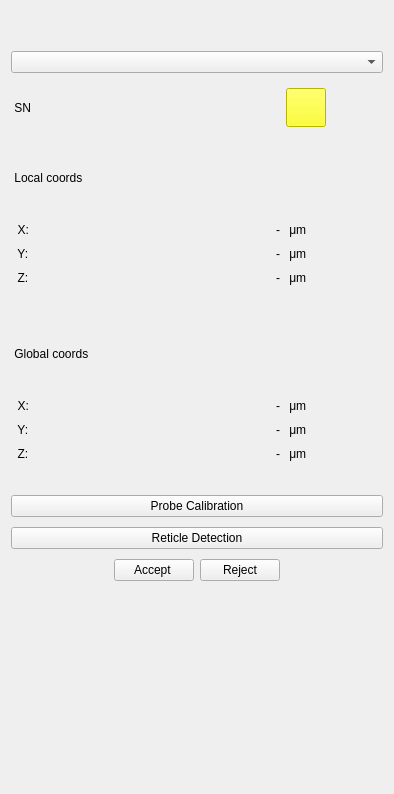
Above: ui/stage_info.ui from AllenNeuralDynamics/parallax before the change. Below: the same form after it.
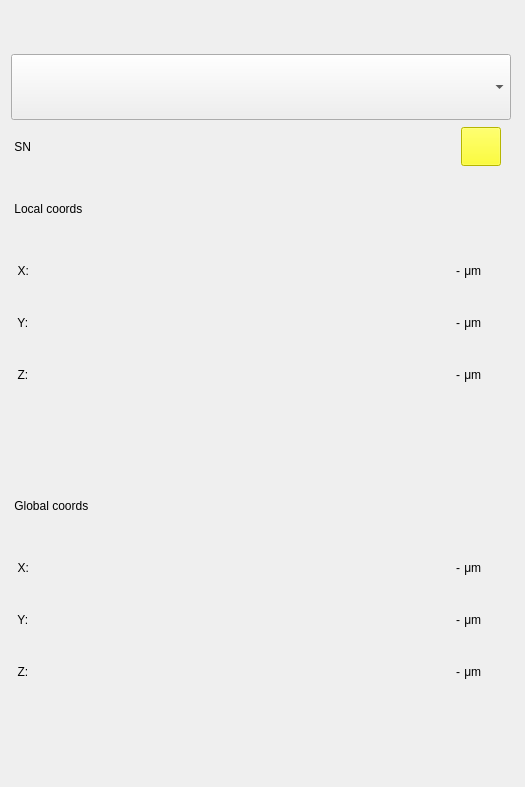
That is the form after the change. Icons and pictures are not drawn.

Commit message: Add probe_calib reticle_calib ui

```diff
--- a/ui/stage_info.ui
+++ b/ui/stage_info.ui
@@ -6,8 +6,8 @@
    <rect>
     <x>0</x>
     <y>0</y>
-    <width>394</width>
-    <height>794</height>
+    <width>525</width>
+    <height>787</height>
    </rect>
   </property>
   <property name="windowTitle">
@@ -15,52 +15,124 @@
   </property>
   <layout class="QGridLayout" name="gridLayout">
    <item row="0" column="0">
-    <layout class="QGridLayout" name="stage_status_ui">
+    <layout class="QVBoxLayout" name="stage_status_ui">
+     <property name="spacing">
+      <number>1</number>
+     </property>
+     <property name="sizeConstraint">
+      <enum>QLayout::SetDefaultConstraint</enum>
+     </property>
+     <property name="leftMargin">
+      <number>0</number>
+     </property>
+     <property name="topMargin">
+      <number>1</number>
+     </property>
+     <property name="rightMargin">
+      <number>1</number>
+     </property>
+     <property name="bottomMargin">
+      <number>1</number>
+     </property>
+     <item>
+      <layout class="QGridLayout" name="stage_status_ui_grid">
+       <property name="rightMargin">
+        <number>2</number>
+       </property>
+       <property name="horizontalSpacing">
+        <number>1</number>
+       </property>
      <property name="verticalSpacing">
-      <number>10</number>
-     </property>
-     <item row="16" column="0" colspan="4">
-      <spacer name="verticalSpacer">
-       <property name="orientation">
-        <enum>Qt::Vertical</enum>
-       </property>
-       <property name="sizeHint" stdset="0">
+        <number>2</number>
+       </property>
+       <item row="2" column="2">
+        <widget class="QPushButton" name="pushButton">
+         <property name="maximumSize">
+          <size>
+           <width>40</width>
+           <height>39</height>
+          </size>
+         </property>
+         <property name="styleSheet">
+          <string notr="true">background-color : yellow</string>
+         </property>
+         <property name="text">
+          <string/>
+         </property>
+        </widget>
+       </item>
+       <item row="2" column="0" colspan="2">
+        <widget class="QLabel" name="stage_sn">
+         <property name="minimumSize">
         <size>
-         <width>20</width>
+           <width>0</width>
          <height>50</height>
         </size>
        </property>
-      </spacer>
-     </item>
-     <item row="6" column="2" alignment="Qt::AlignRight">
-      <widget class="QLabel" name="local_coords_z">
+         <property name="maximumSize">
+          <size>
+           <width>16777215</width>
+           <height>70</height>
+          </size>
+         </property>
+         <property name="text">
+          <string> SN</string>
+         </property>
+        </widget>
+       </item>
+       <item row="0" column="0" colspan="3">
+        <widget class="QLabel" name="label">
+         <property name="minimumSize">
+          <size>
+           <width>0</width>
+           <height>30</height>
+          </size>
+         </property>
+         <property name="maximumSize">
+          <size>
+           <width>16777215</width>
+           <height>30</height>
+          </size>
+         </property>
        <property name="text">
-        <string>-</string>
+          <string/>
        </property>
       </widget>
      </item>
-     <item row="6" column="0">
-      <widget class="QLabel" name="label_11">
+       <item row="7" column="0" colspan="3">
+        <widget class="QLabel" name="label_3">
+         <property name="maximumSize">
+          <size>
+           <width>150</width>
+           <height>70</height>
+          </size>
+         </property>
        <property name="text">
-        <string>  Z:</string>
+          <string/>
        </property>
       </widget>
      </item>
-     <item row="11" column="2" alignment="Qt::AlignRight">
-      <widget class="QLabel" name="global_coords_z">
+       <item row="4" column="1" alignment="Qt::AlignRight">
+        <widget class="QLabel" name="local_coords_x">
+         <property name="maximumSize">
+          <size>
+           <width>16777215</width>
+           <height>16777215</height>
+          </size>
+         </property>
        <property name="text">
         <string>-</string>
        </property>
       </widget>
      </item>
-     <item row="9" column="2" alignment="Qt::AlignRight">
-      <widget class="QLabel" name="global_coords_x">
+       <item row="11" column="2">
+        <widget class="QLabel" name="label_18">
        <property name="text">
-        <string>-</string>
+          <string> μm</string>
        </property>
       </widget>
      </item>
-     <item row="3" column="0" colspan="4">
+       <item row="3" column="0" colspan="3">
       <widget class="QLabel" name="local_coords">
        <property name="minimumSize">
         <size>
@@ -68,53 +140,84 @@
          <height>70</height>
         </size>
        </property>
+         <property name="maximumSize">
+          <size>
+           <width>16777215</width>
+           <height>70</height>
+          </size>
+         </property>
        <property name="text">
         <string> Local coords</string>
        </property>
       </widget>
      </item>
-     <item row="8" column="0" colspan="4">
-      <widget class="QLabel" name="global_coords">
-       <property name="minimumSize">
+       <item row="4" column="0">
+        <widget class="QLabel" name="label_2">
+         <property name="maximumSize">
         <size>
-         <width>0</width>
-         <height>70</height>
+           <width>16777215</width>
+           <height>50</height>
         </size>
        </property>
        <property name="text">
-        <string> Global coords</string>
+          <string>  X:</string>
        </property>
       </widget>
      </item>
-     <item row="5" column="2" alignment="Qt::AlignRight">
-      <widget class="QLabel" name="local_coords_y">
-       <property name="text">
-        <string>-</string>
-       </property>
-      </widget>
-     </item>
-     <item row="11" column="3">
-      <widget class="QLabel" name="label_18">
+       <item row="9" column="2">
+        <widget class="QLabel" name="label_16">
        <property name="text">
         <string> μm</string>
        </property>
       </widget>
      </item>
-     <item row="10" column="3">
+       <item row="6" column="0">
+        <widget class="QLabel" name="label_11">
+         <property name="maximumSize">
+          <size>
+           <width>16777215</width>
+           <height>50</height>
+          </size>
+         </property>
+         <property name="text">
+          <string>  Z:</string>
+         </property>
+        </widget>
+       </item>
+       <item row="11" column="0">
+        <widget class="QLabel" name="label_7">
+         <property name="maximumSize">
+          <size>
+           <width>16777215</width>
+           <height>50</height>
+          </size>
+         </property>
+         <property name="text">
+          <string>  Z:</string>
+         </property>
+        </widget>
+       </item>
+       <item row="9" column="0">
+        <widget class="QLabel" name="label_5">
+         <property name="maximumSize">
+          <size>
+           <width>16777215</width>
+           <height>50</height>
+          </size>
+         </property>
+         <property name="text">
+          <string>  X:</string>
+         </property>
+        </widget>
+       </item>
+       <item row="10" column="2">
       <widget class="QLabel" name="label_17">
        <property name="text">
         <string> μm</string>
        </property>
       </widget>
      </item>
-     <item row="5" column="3">
-      <widget class="QLabel" name="label_14">
-       <property name="text">
-        <string> μm</string>
-       </property>
-      </widget>
-     </item>
-     <item row="4" column="3">
+       <item row="4" column="2">
       <widget class="QLabel" name="label_13">
        <property name="minimumSize">
         <size>
@@ -133,246 +236,130 @@
        </property>
       </widget>
      </item>
-     <item row="6" column="3">
-      <widget class="QLabel" name="label_15">
-       <property name="maximumSize">
-        <size>
-         <width>40</width>
-         <height>16777215</height>
-        </size>
-       </property>
+       <item row="6" column="1" alignment="Qt::AlignRight">
+        <widget class="QLabel" name="local_coords_z">
        <property name="text">
-        <string> μm</string>
+          <string>-</string>
        </property>
       </widget>
      </item>
-     <item row="7" column="0" colspan="4">
-      <widget class="QLabel" name="label_3">
-       <property name="maximumSize">
-        <size>
-         <width>150</width>
-         <height>16777215</height>
-        </size>
-       </property>
-       <property name="text">
-        <string/>
-       </property>
-      </widget>
-     </item>
-     <item row="9" column="0">
-      <widget class="QLabel" name="label_5">
-       <property name="text">
-        <string>  X:</string>
-       </property>
-      </widget>
-     </item>
-     <item row="14" column="0" colspan="4">
-      <widget class="QPushButton" name="reticle_calibration_btn">
-       <property name="enabled">
-        <bool>true</bool>
-       </property>
-       <property name="styleSheet">
-        <string notr="true">/* Disabled &amp; Checked */
-QPushButton#reticle_calibratoin_btn:checked {
-	color: gray;
-	background-color: #ffaaaa;
-}
-
-</string>
-       </property>
-       <property name="text">
-        <string>Reticle Detection</string>
-       </property>
-       <property name="checkable">
-        <bool>true</bool>
-       </property>
-      </widget>
-     </item>
-     <item row="11" column="0">
-      <widget class="QLabel" name="label_7">
-       <property name="text">
-        <string>  Z:</string>
-       </property>
-      </widget>
-     </item>
-     <item row="12" column="0" colspan="4">
-      <widget class="QLabel" name="label_4">
-       <property name="text">
-        <string/>
-       </property>
-      </widget>
-     </item>
-     <item row="13" column="0" colspan="4">
-      <widget class="QPushButton" name="probe_calibration_btn">
-       <property name="styleSheet">
-        <string notr="true">QPushButton#probe_calibratoin_btn:checked {
-	color: gray;
-	background-color: #ffaaaa;
-}
-</string>
-       </property>
-       <property name="text">
-        <string>Probe Calibration</string>
-       </property>
-       <property name="checkable">
-        <bool>true</bool>
-       </property>
-      </widget>
-     </item>
-     <item row="1" column="0" colspan="4">
-      <widget class="QComboBox" name="stage_selector"/>
-     </item>
-     <item row="10" column="2" alignment="Qt::AlignRight">
+       <item row="10" column="1" alignment="Qt::AlignRight">
       <widget class="QLabel" name="global_coords_y">
        <property name="text">
         <string>-</string>
        </property>
       </widget>
      </item>
-     <item row="0" column="0" colspan="4">
-      <widget class="QLabel" name="label">
+       <item row="5" column="1" alignment="Qt::AlignRight">
+        <widget class="QLabel" name="local_coords_y">
+         <property name="text">
+          <string>-</string>
+         </property>
+        </widget>
+       </item>
+       <item row="9" column="1" alignment="Qt::AlignRight">
+        <widget class="QLabel" name="global_coords_x">
+         <property name="text">
+          <string>-</string>
+         </property>
+        </widget>
+       </item>
+       <item row="8" column="0" colspan="3">
+        <widget class="QLabel" name="global_coords">
        <property name="minimumSize">
         <size>
          <width>0</width>
-         <height>30</height>
+           <height>70</height>
+          </size>
+         </property>
+         <property name="maximumSize">
+          <size>
+           <width>16777215</width>
+           <height>70</height>
         </size>
        </property>
        <property name="text">
-        <string/>
+          <string> Global coords</string>
        </property>
       </widget>
      </item>
      <item row="5" column="0">
       <widget class="QLabel" name="label_10">
+         <property name="maximumSize">
+          <size>
+           <width>16777215</width>
+           <height>50</height>
+          </size>
+         </property>
        <property name="text">
         <string>  Y:</string>
        </property>
       </widget>
      </item>
-     <item row="4" column="0">
-      <widget class="QLabel" name="label_2">
+       <item row="11" column="1" alignment="Qt::AlignRight">
+        <widget class="QLabel" name="global_coords_z">
+         <property name="text">
+          <string>-</string>
+         </property>
+        </widget>
+       </item>
+       <item row="1" column="0" colspan="3">
+        <widget class="QComboBox" name="stage_selector">
        <property name="maximumSize">
         <size>
          <width>16777215</width>
-         <height>16777215</height>
-        </size>
-       </property>
-       <property name="text">
-        <string>  X:</string>
-       </property>
+           <height>70</height>
+          </size>
+         </property>
       </widget>
      </item>
      <item row="10" column="0">
       <widget class="QLabel" name="label_6">
+         <property name="maximumSize">
+          <size>
+           <width>16777215</width>
+           <height>50</height>
+          </size>
+         </property>
        <property name="text">
         <string>  Y:</string>
        </property>
       </widget>
      </item>
-     <item row="2" column="3">
-      <widget class="QPushButton" name="pushButton">
+       <item row="5" column="2">
+        <widget class="QLabel" name="label_14">
+         <property name="text">
+          <string> μm</string>
+         </property>
+        </widget>
+       </item>
+       <item row="12" column="0" colspan="3">
+        <widget class="QLabel" name="label_4">
        <property name="maximumSize">
         <size>
-         <width>40</width>
-         <height>39</height>
-        </size>
-       </property>
-       <property name="styleSheet">
-        <string notr="true">background-color : yellow</string>
-       </property>
+           <width>16777215</width>
+           <height>70</height>
+          </size>
+         </property>
        <property name="text">
         <string/>
        </property>
       </widget>
      </item>
-     <item row="15" column="0">
-      <spacer name="horizontalSpacer">
-       <property name="orientation">
-        <enum>Qt::Horizontal</enum>
-       </property>
-       <property name="sizeType">
-        <enum>QSizePolicy::MinimumExpanding</enum>
-       </property>
-       <property name="sizeHint" stdset="0">
-        <size>
-         <width>20</width>
-         <height>20</height>
-        </size>
-       </property>
-      </spacer>
-     </item>
-     <item row="9" column="3">
-      <widget class="QLabel" name="label_16">
-       <property name="text">
-        <string> μm</string>
-       </property>
-      </widget>
-     </item>
-     <item row="4" column="2" alignment="Qt::AlignRight">
-      <widget class="QLabel" name="local_coords_x">
+       <item row="6" column="2">
+        <widget class="QLabel" name="label_15">
        <property name="maximumSize">
         <size>
-         <width>16777215</width>
+           <width>40</width>
          <height>16777215</height>
         </size>
        </property>
        <property name="text">
-        <string>-</string>
+          <string> μm</string>
        </property>
       </widget>
      </item>
-     <item row="2" column="0" colspan="3">
-      <widget class="QLabel" name="stage_sn">
-       <property name="minimumSize">
-        <size>
-         <width>0</width>
-         <height>50</height>
-        </size>
-       </property>
-       <property name="text">
-        <string> SN</string>
-       </property>
-      </widget>
-     </item>
-     <item row="15" column="3">
-      <spacer name="horizontalSpacer_2">
-       <property name="orientation">
-        <enum>Qt::Horizontal</enum>
-       </property>
-       <property name="sizeType">
-        <enum>QSizePolicy::MinimumExpanding</enum>
-       </property>
-       <property name="sizeHint" stdset="0">
-        <size>
-         <width>20</width>
-         <height>20</height>
-        </size>
-       </property>
-      </spacer>
-     </item>
-     <item row="15" column="1">
-      <widget class="QPushButton" name="acceptButton">
-       <property name="text">
-        <string>Accept </string>
-       </property>
-       <property name="icon">
-        <iconset>
-         <normalon>resources/check.png</normalon>
-        </iconset>
-       </property>
-      </widget>
-     </item>
-     <item row="15" column="2">
-      <widget class="QPushButton" name="rejectButton">
-       <property name="text">
-        <string>Reject</string>
-       </property>
-       <property name="icon">
-        <iconset>
-         <normalon>resources/x.png</normalon>
-        </iconset>
-       </property>
-      </widget>
+      </layout>
      </item>
     </layout>
    </item>
```
Lines whose indentation alone changed are shown as unchanged. The commit also changes 3 other files.
